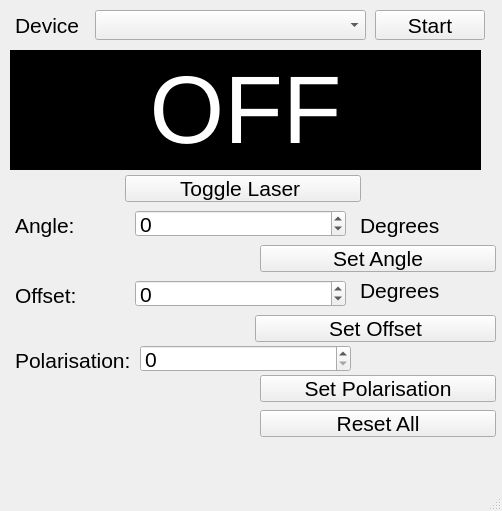
Above: development/stepper/diagnostic/guiSnd.ui from HelpMeFinishPhD/Qcamp2019 before the change. Below: the same form after it.
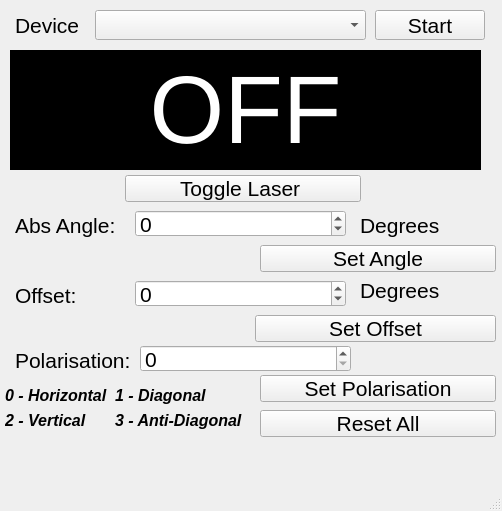
That is the form after the change. Icons and pictures are not drawn.

The edit to the form file:
```diff
--- a/development/stepper/diagnostic/guiSnd.ui
+++ b/development/stepper/diagnostic/guiSnd.ui
@@ -572,7 +572,7 @@
      <rect>
       <x>15</x>
       <y>210</y>
-      <width>66</width>
+      <width>116</width>
       <height>30</height>
      </rect>
     </property>
@@ -586,7 +586,7 @@
      </font>
     </property>
     <property name="text">
-     <string>Angle:</string>
+     <string>Abs Angle:</string>
     </property>
    </widget>
    <widget class="QLabel" name="polarisation">
@@ -774,6 +774,94 @@
      <string>Toggle Laser </string>
     </property>
    </widget>
+   <widget class="QLabel" name="deviceName_2">
+    <property name="geometry">
+     <rect>
+      <x>5</x>
+      <y>380</y>
+      <width>106</width>
+      <height>31</height>
+     </rect>
+    </property>
+    <property name="font">
+     <font>
+      <family>Ubuntu</family>
+      <pointsize>12</pointsize>
+      <weight>75</weight>
+      <italic>true</italic>
+      <bold>true</bold>
+     </font>
+    </property>
+    <property name="text">
+     <string>0 - Horizontal</string>
+    </property>
+   </widget>
+   <widget class="QLabel" name="deviceName_3">
+    <property name="geometry">
+     <rect>
+      <x>5</x>
+      <y>405</y>
+      <width>106</width>
+      <height>31</height>
+     </rect>
+    </property>
+    <property name="font">
+     <font>
+      <family>Ubuntu</family>
+      <pointsize>12</pointsize>
+      <weight>75</weight>
+      <italic>true</italic>
+      <bold>true</bold>
+     </font>
+    </property>
+    <property name="text">
+     <string>2 - Vertical</string>
+    </property>
+   </widget>
+   <widget class="QLabel" name="deviceName_5">
+    <property name="geometry">
+     <rect>
+      <x>115</x>
+      <y>405</y>
+      <width>136</width>
+      <height>31</height>
+     </rect>
+    </property>
+    <property name="font">
+     <font>
+      <family>Ubuntu</family>
+      <pointsize>12</pointsize>
+      <weight>75</weight>
+      <italic>true</italic>
+      <bold>true</bold>
+     </font>
+    </property>
+    <property name="text">
+     <string>3 - Anti-Diagonal</string>
+    </property>
+   </widget>
+   <widget class="QLabel" name="deviceName_4">
+    <property name="geometry">
+     <rect>
+      <x>115</x>
+      <y>380</y>
+      <width>106</width>
+      <height>31</height>
+     </rect>
+    </property>
+    <property name="font">
+     <font>
+      <family>Ubuntu</family>
+      <pointsize>12</pointsize>
+      <weight>75</weight>
+      <italic>true</italic>
+      <bold>true</bold>
+     </font>
+    </property>
+    <property name="text">
+     <string>1 - Diagonal</string>
+    </property>
+   </widget>
   </widget>
   <widget class="QMenuBar" name="menubar">
    <property name="geometry">
```
Left out of the diff: 4 changed lines with no effect on the pictures.
